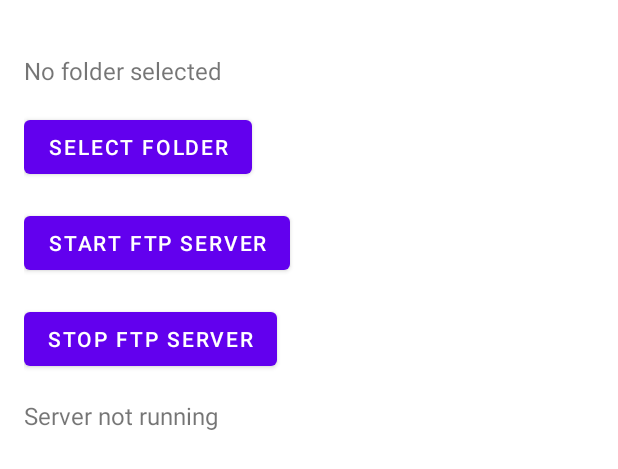
After one commit to spyhydra/CyberSec, an Android app: the layout fragment_ftp.xml on its own in the app's theme, with its tools: preview values and no code run, on a phone screen of 412 x 824 dp. The commit adds this screen. Shown: the top 469 px of the screen. Run offline under Robolectric (Android 15) with nearby library versions, the phone set to English and light mode, and no system bars.

Commit message:
ftp moudle intergrated

```diff
--- a/app/src/main/java/com/example/cybersec/ui/whois/WhoisFragment.java
+++ b/app/src/main/java/com/example/cybersec/ui/whois/WhoisFragment.java
@@ -7,12 +7,9 @@ import android.view.ViewGroup;
 import android.widget.Button;
 import android.widget.EditText;
 import android.widget.TextView;
-
 import androidx.annotation.NonNull;
 import androidx.fragment.app.Fragment;
-
 import com.example.cybersec.databinding.FragmentWhoisBinding;
-
 public class WhoisFragment extends Fragment {
 
     private FragmentWhoisBinding binding;
--- /dev/null
+++ b/app/src/main/res/layout/fragment_ftp.xml
@@ -0,0 +1,46 @@
+<LinearLayout xmlns:android="http://schemas.android.com/apk/res/android"
+    android:layout_width="match_parent"
+    android:layout_height="match_parent"
+    android:orientation="vertical"
+    android:padding="16dp"
+
+    >
+
+    <TextView
+        android:id="@+id/tvSelectedFolder"
+        android:layout_width="wrap_content"
+        android:layout_height="wrap_content"
+        android:text="No folder selected"
+        android:textSize="16sp"
+        android:layout_marginBottom="16dp"
+        android:layout_marginTop="20dp"
+        />
+
+    <Button
+        android:id="@+id/btnSelectFolder"
+        android:layout_width="wrap_content"
+        android:layout_height="wrap_content"
+        android:text="Select Folder"/>
+
+    <Button
+        android:id="@+id/btnStartServer"
+        android:layout_width="wrap_content"
+        android:layout_height="wrap_content"
+        android:text="Start FTP Server"
+        android:layout_marginTop="16dp"/>
+
+    <Button
+        android:id="@+id/btnStopServer"
+        android:layout_width="wrap_content"
+        android:layout_height="wrap_content"
+        android:text="Stop FTP Server"
+        android:layout_marginTop="16dp"/>
+
+    <TextView
+        android:id="@+id/tvServerStatus"
+        android:layout_width="wrap_content"
+        android:layout_height="wrap_content"
+        android:text="Server not running"
+        android:textSize="16sp"
+        android:layout_marginTop="16dp"/>
+</LinearLayout>
--- a/app/src/main/res/navigation/mobile_navigation.xml
+++ b/app/src/main/res/navigation/mobile_navigation.xml
@@ -4,6 +4,7 @@
     xmlns:tools="http://schemas.android.com/tools"
     android:id="@+id/mobile_navigation"
     app:startDestination="@+id/nav_home">
+
 
     <fragment
         android:id="@+id/nav_home"
@@ -22,4 +23,9 @@
         android:name="com.example.cybersec.ui.whois.WhoisFragment"
         android:label="@string/menu_slideshow"
         tools:layout="@layout/fragment_whois" />
+    <fragment
+        android:id="@+id/nav_ftp"
+        android:name="com.example.cybersec.ui.ftpServer.ftpFragment"
+        android:label="@string/menu_slideshow"
+        tools:layout="@layout/fragment_ftp" />
 </navigation>
--- a/gradle/libs.versions.toml
+++ b/gradle/libs.versions.toml
@@ -12,8 +12,11 @@ navigationFragment = "2.8.3"
 navigationUi = "2.8.3"
 activity = "1.9.3"
 cronetEmbedded = "119.6045.31"
+legacySupportV4 = "1.0.0"
+ftpserver = "1.1.1"
 
 [libraries]
+
 junit = { group = "junit", name = "junit", version.ref = "junit" }
 ext-junit = { group = "androidx.test.ext", name = "junit", version.ref = "junitVersion" }
 espresso-core = { group = "androidx.test.espresso", name = "espresso-core", version.ref = "espressoCore" }
@@ -26,6 +29,8 @@ navigation-fragment = { group = "androidx.navigation", name = "navigation-fragme
 navigation-ui = { group = "androidx.navigation", name = "navigation-ui", version.ref = "navigationUi" }
 activity = { group = "androidx.activity", name = "activity", version.ref = "activity" }
 cronet-embedded = { group = "org.chromium.net", name = "cronet-embedded", version.ref = "cronetEmbedded" }
+legacy-support-v4 = { group = "androidx.legacy", name = "legacy-support-v4", version.ref = "legacySupportV4" }
+apacheftpserver = { group = "org.apache.ftpserver", name = "ftpserver-core", version.ref = "ftpserver" }
 
 [plugins]
 android-application = { id = "com.android.application", version.ref = "agp" }
```
Also changed, not shown: app/build.gradle.kts (+26 -1 lines), app/src/main/AndroidManifest.xml (+9 -0 lines), app/src/main/java/com/example/cybersec/ui/ftpServer/AndroidFileSystemFactory.java (added, +219 -0 lines), app/src/main/java/com/example/cybersec/ui/ftpServer/FtpViewModel.java (added, +21 -0 lines), app/src/main/java/com/example/cybersec/ui/ftpServer/ftpFragment.java (added, +198 -0 lines).
